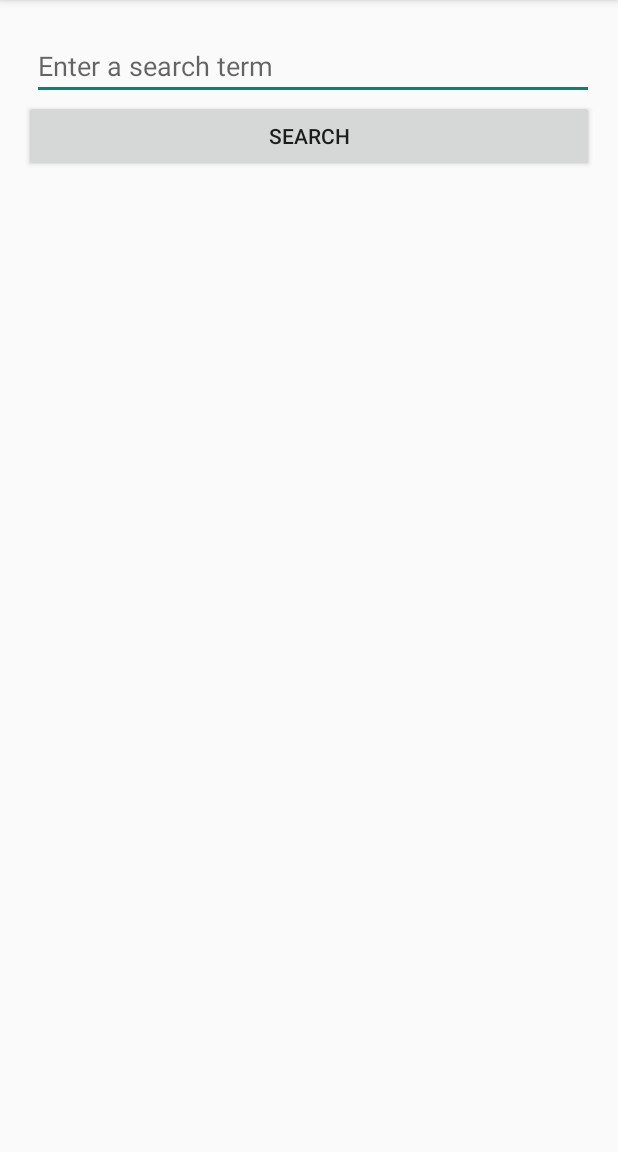
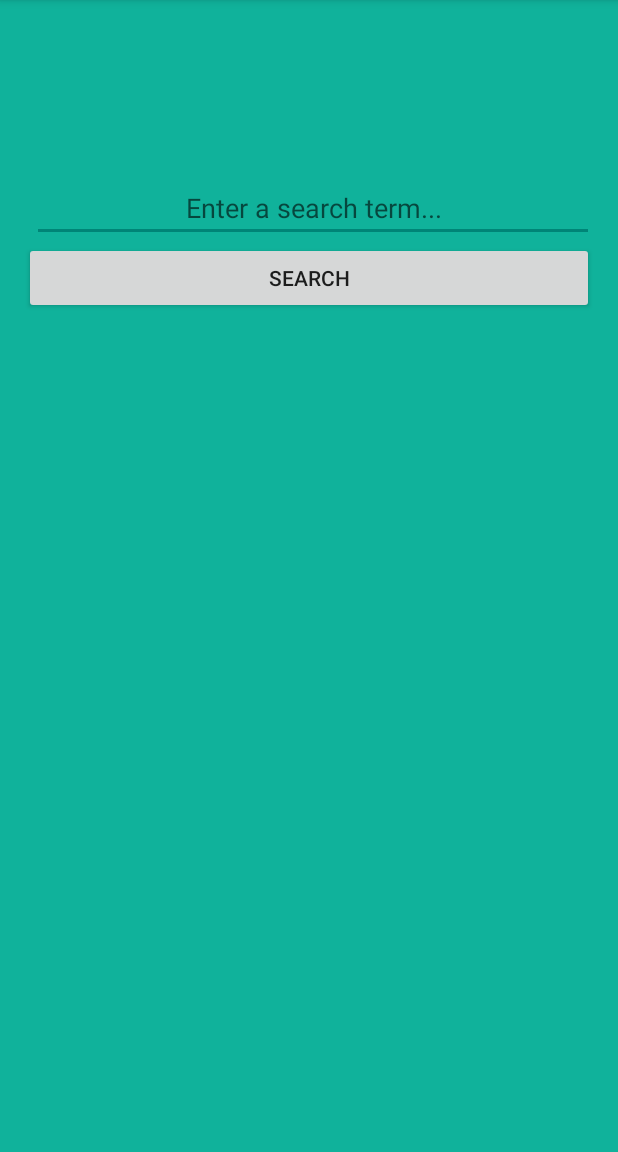
Before and after one commit to CillianM/Scarab, an Android app: the screen it shows after launch (MainActivity), on a phone screen of 412 x 824 dp, the part 84-1236 px from its top. Run offline under Robolectric (Android 15) with nearby library versions, the phone set to English and light mode, and no system bars.

Commit message:
App Updates
Basic functionality improved and added to

```diff
--- /dev/null
+++ b/V4 - App/app/src/main/res/anim/pull_in_right.xml
@@ -0,0 +1,10 @@
+<?xml version="1.0" encoding="utf-8"?>
+<set xmlns:android="http://schemas.android.com/apk/res/android">
+    <translate
+        xmlns:android="http://schemas.android.com/apk/res/android"
+        android:duration="300"
+        android:fromXDelta="100%"
+        android:toXDelta="0%"
+        android:interpolator="@android:anim/decelerate_interpolator"
+        />
+</set>
--- /dev/null
+++ b/V4 - App/app/src/main/res/anim/push_out_left.xml
@@ -0,0 +1,9 @@
+<?xml version="1.0" encoding="utf-8"?>
+<set xmlns:android="http://schemas.android.com/apk/res/android">
+    <translate
+        android:duration="300"
+        android:fromXDelta="0%"
+        android:toXDelta="-100%"
+        android:interpolator="@android:anim/decelerate_interpolator"
+        />
+</set>
--- a/V4 - App/app/src/main/res/layout/activity_main.xml
+++ b/V4 - App/app/src/main/res/layout/activity_main.xml
@@ -8,15 +8,28 @@
     android:paddingBottom="@dimen/activity_vertical_margin" tools:context=".MainActivity"
     android:weightSum="1"
     android:orientation="vertical"
+    android:background="#10b29b"
     >
+
+    <ProgressBar
+        android:id="@+id/loadingPanel"
+        android:layout_width="81dp"
+        android:layout_height="wrap_content"
+        android:indeterminate="true"
+        android:gravity="center_horizontal"
+        android:layout_gravity="center_horizontal"
+        android:layout_weight="0.09" />
 
     <EditText
         android:id="@+id/searchBar"
         android:layout_width="fill_parent"
         android:layout_height="wrap_content"
+        android:layout_marginStart="5dp"
         android:layout_marginLeft="5dp"
-        android:layout_marginTop="5dp"
+        android:layout_marginTop="100dp"
         android:hint="@string/edit_message"
+        android:gravity="center_horizontal"
+
         />
 
     <Button
@@ -24,14 +37,11 @@
         android:layout_width="fill_parent"
         android:layout_height="wrap_content"
         android:text="@string/button_send"
-        android:onClick="search"/>
-
-    <TextView
-        android:id="@+id/textField"
-        android:layout_width="fill_parent"
-        android:layout_height="0dp"
-        android:layout_weight="1"
-        android:hint="" />
+        android:onClick="search"
+        android:layout_centerVertical="true"
+        android:layout_centerHorizontal="true"
+        android:layout_below="@+id/searchBar"
+        />
 
 
 </LinearLayout>
--- a/V4 - App/app/src/main/res/values/strings.xml
+++ b/V4 - App/app/src/main/res/values/strings.xml
@@ -3,7 +3,9 @@
 
     <string name="hello_world">Hello world!</string>
     <string name="action_settings">Settings</string>
-    <string name="edit_message">Enter a search term</string>
+    <string name="edit_message">Enter a search term...</string>
     <string name="button_send">Search</string>
-    <string name="title_activity_search">SearchActivity</string>
+    <string name="title_activity_search">Search Result</string>
+    <string name="arrow_description">down arrow</string>
+    <string name="title_activity_link2">Relevant Links</string>
 </resources>
```
Also changed, not shown: V4 - App/app/src/main/AndroidManifest.xml (+10 -2 lines), V4 - App/app/src/main/java/ieminisham/dcu/redbrick/httpwww/scarab/LinkActivity.java (added, +66 -0 lines), V4 - App/app/src/main/java/ieminisham/dcu/redbrick/httpwww/scarab/MainActivity.java (+7 -2 lines), V4 - App/app/src/main/java/ieminisham/dcu/redbrick/httpwww/scarab/Parser.java (+40 -113 lines), V4 - App/app/src/main/java/ieminisham/dcu/redbrick/httpwww/scarab/SearchActivity.java (+30 -10 lines), V4 - App/app/src/main/res/anim/pull_in_bottom.xml (added, +9 -0 lines), V4 - App/app/src/main/res/anim/pull_in_left.xml (added, +9 -0 lines), V4 - App/app/src/main/res/anim/pull_in_top.xml (added, +9 -0 lines), V4 - App/app/src/main/res/anim/push_out_bottom.xml (added, +9 -0 lines), V4 - App/app/src/main/res/anim/push_out_right.xml (added, +9 -0 lines), V4 - App/app/src/main/res/anim/push_out_top.xml (added, +9 -0 lines), V4 - App/app/src/main/res/layout/activity_link.xml (added, +23 -0 lines), V4 - App/app/src/main/res/layout/activity_search.xml (+27 -11 lines), V4 - App/app/src/main/res/menu/menu_link_activity2.xml (added, +7 -0 lines), 1 more files, 1 other file.
